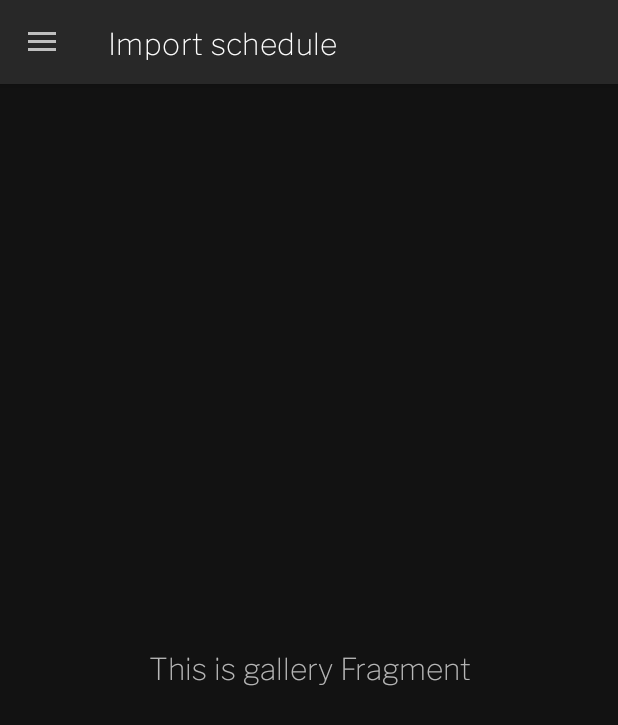
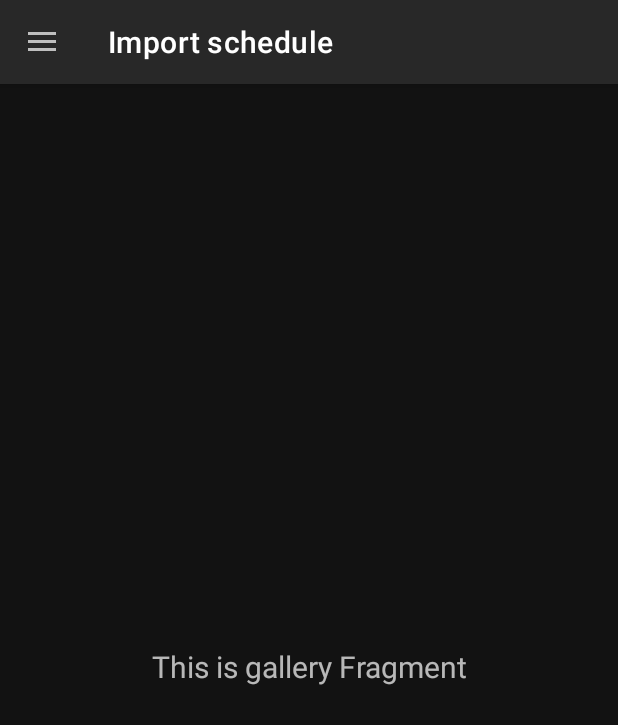
Before and after one commit to Daniloday/SmartSchedule, an Android app: the screen it shows after launch (MainActivity), in the side drawer, after a tap on "Import schedule", on a phone screen of 412 x 824 dp. Shown: the top 725 px of the screen. Run offline under Robolectric (Android 15) with nearby library versions, the phone set to English and light mode, and no system bars; our stand-ins replace Dagger/Hilt's generated code, Room's generated code, navigation-ui; libraries missing offline, so code that uses them is left out: tellh.com.recyclertreeview_lib; Roboto replaces fonts that are not available here; 7 statements that could not run were skipped.

Commit message:
design changes

```diff
--- a/app/src/main/java/com/missclick/smartschedule/ui/lessons/LessonsFragment.kt
+++ b/app/src/main/java/com/missclick/smartschedule/ui/lessons/LessonsFragment.kt
@@ -10,6 +10,7 @@ import android.view.ViewGroup
 import androidx.lifecycle.Observer
 import androidx.navigation.findNavController
 import androidx.recyclerview.widget.LinearLayoutManager
+import com.google.android.material.transition.MaterialSharedAxis
 import com.missclick.smartschedule.MainActivity
 import com.missclick.smartschedule.R
 import com.missclick.smartschedule.adapters.LessonAdapter
@@ -32,6 +33,11 @@ class LessonsFragment : Fragment() {
             day = it.getString("day")
             couple = it.getInt("couple")
         }
+        val backward = MaterialSharedAxis(MaterialSharedAxis.Z, false)
+        reenterTransition = backward
+
+        val forward = MaterialSharedAxis(MaterialSharedAxis.Z, true)
+        exitTransition = forward
     }
 
     override fun onCreateView(
--- a/app/src/main/res/drawable/tab_indicator_selected.xml
+++ b/app/src/main/res/drawable/tab_indicator_selected.xml
@@ -15,7 +15,7 @@
             android:shape="ring"
             android:thickness="8dp"
             android:useLevel="false">
-            <solid android:color="@color/colorAccent"/>
+            <solid android:color="#FF8A65"/>
         </shape>
     </item>
 </layer-list>
--- a/app/src/main/res/layout/app_bar_main.xml
+++ b/app/src/main/res/layout/app_bar_main.xml
@@ -21,19 +21,24 @@
                 android:layout_width="wrap_content"
                 android:layout_height="wrap_content"
                 android:layout_gravity="end"
-                android:layout_marginRight="50dp"
-                android:text="edit"
-                android:visibility="gone" />
+                app:iconPadding="0dp"
+                app:iconSize="32dp"
+                android:background="@android:color/transparent"
+                app:icon="@drawable/edit"
+                android:visibility="gone"
+                app:iconTint="#fff"/>
 
             <com.google.android.material.button.MaterialButton
                 android:id="@+id/toolbar_save"
                 android:layout_width="wrap_content"
                 android:layout_height="wrap_content"
-
-                android:text="save"
-                android:layout_gravity = "end"
-                android:layout_marginRight="50dp"
-                android:visibility="gone"/>
+                android:layout_gravity="end"
+                app:iconPadding="0dp"
+                android:background="@android:color/transparent"
+                app:iconSize="32dp"
+                app:iconTint="#fff"
+                app:icon="@drawable/save_outlined_diskette"
+                android:visibility="gone" />
 
 
         </com.google.android.material.appbar.MaterialToolbar>
--- a/app/src/main/res/layout/lessons_fragment.xml
+++ b/app/src/main/res/layout/lessons_fragment.xml
@@ -28,6 +28,6 @@
         android:layout_margin="16dp"
         android:src="@android:drawable/ic_input_add"
         android:text="@string/add_lessons"
-        app:backgroundTint="#2196F3" />
+        app:backgroundTint="#FF8A65" />
 
 </FrameLayout>
--- a/app/src/main/res/layout/nav_header_main.xml
+++ b/app/src/main/res/layout/nav_header_main.xml
@@ -18,6 +18,7 @@
         android:layout_height="wrap_content"
         android:adjustViewBounds="true"
         android:scaleType="fitCenter"
+        android:tint="#fff"
         android:layout_marginLeft="8dp"
         android:layout_gravity="center"
         android:contentDescription="@string/nav_header_desc"
@@ -30,6 +31,5 @@
         android:layout_gravity="center"
         android:layout_height="wrap_content"
         android:textSize="18dp"
-        android:textColor="@color/black"
         android:text="@string/app_name" />
 </LinearLayout>
--- a/app/src/main/res/layout/schedule_add_lesson_to_schedule_list_item.xml
+++ b/app/src/main/res/layout/schedule_add_lesson_to_schedule_list_item.xml
@@ -19,6 +19,7 @@
             android:layout_width="wrap_content"
             android:layout_height="wrap_content"
             android:text="@string/add_lesson"
+            android:textColor="#fff"
             android:background="@android:color/transparent"
             app:layout_constraintBottom_toBottomOf="parent"
             app:layout_constraintEnd_toEndOf="parent"
--- a/app/src/main/res/menu/activity_main_drawer.xml
+++ b/app/src/main/res/menu/activity_main_drawer.xml
@@ -6,25 +6,26 @@
     <group android:checkableBehavior="single">
         <item
             android:id="@+id/nav_main_screen"
-            android:icon="@drawable/ic_menu_camera"
+            android:icon="@android:drawable/ic_menu_my_calendar"
             android:title="@string/schedule" />
         <item
             android:id="@+id/nav_import"
-            android:icon="@drawable/ic_menu_gallery"
+            android:icon="@android:drawable/stat_sys_download"
             android:title="@string/menu_import" />
         <item
             android:id="@+id/nav_export"
-            android:icon="@drawable/ic_menu_slideshow"
+            android:icon="@android:drawable/stat_sys_upload_done"
             android:title="@string/menu_export" />
 
         <item
             android:id="@+id/nav_lessons"
-            android:icon="@drawable/ic_menu_slideshow"
+            android:icon="?attr/actionModePasteDrawable"
             android:title="@string/menu_lessons" />
 
         <item
             android:id="@+id/nav_settings"
-            android:icon="@drawable/ic_menu_slideshow"
+            android:icon="@drawable/settings"
+            android:iconTint="#fff"
             android:title="@string/menu_settings" />
 
 
--- a/app/src/main/res/navigation/mobile_navigation.xml
+++ b/app/src/main/res/navigation/mobile_navigation.xml
@@ -25,7 +25,7 @@
     <fragment
         android:id="@+id/nav_main_screen"
         android:name="com.missclick.smartschedule.ui.mainScreen.MainScreenFragment"
-        android:label="main_screen_fragment"
+        android:label="Schedule"
         tools:layout="@layout/main_screen_fragment"
         >
 
@@ -39,23 +39,23 @@
     <fragment
         android:id="@+id/nav_lessons"
         android:name="com.missclick.smartschedule.ui.lessons.LessonsFragment"
-        android:label="lessons_fragment"
+        android:label="Lessons"
         tools:layout="@layout/lessons_fragment" />
     <fragment
         android:id="@+id/editFragment"
         android:name="com.missclick.smartschedule.ui.lessons.edit.EditLessonFragment"
-        android:label="fragment_edit"
+        android:label="Editing"
         tools:layout="@layout/edit_lesson_fragment" />
     <fragment
         android:id="@+id/addLessonFragment"
         android:name="com.missclick.smartschedule.ui.lessons.addLesson.AddLessonFragment"
-        android:label="fragment_add_lesson"
+        android:label="Add Lesson"
         tools:layout="@layout/fragment_add_lesson" />
 
     <fragment
         android:id="@+id/lessonInfoFragment"
         android:name="com.missclick.smartschedule.ui.lessons.info.LessonInfoFragment"
-        android:label="fragment_lesson_info"
+        android:label="Lesson Info"
         tools:layout="@layout/lesson_info_fragment" />
 
 
--- a/app/src/main/res/values/styles.xml
+++ b/app/src/main/res/values/styles.xml
@@ -2,7 +2,7 @@
     <!-- Base application theme. -->
 
     <style name="AppTheme" parent="Theme.MaterialComponents">
-        <item name="colorPrimary">#bb86fc</item>
+        <item name="colorPrimary">#FF8A65</item>
         <item name="colorPrimaryVariant">#3700b3</item>
         <item name="colorSecondary">#03DAC6</item>
         <item name="android:colorBackground">@color/background</item>
@@ -10,8 +10,8 @@
         <item name="colorOnPrimary">#000000</item>
         <item name="colorOnBackground">#FFFFFF</item>
         <item name="colorOnSurface">#FFFFFF</item>
-        <item name="android:fontFamily">@font/libre_franklin_thin</item>
-        <item name="fontFamily">@font/libre_franklin_thin</item>
+        <item name="android:fontFamily">sans-serif</item>
+        <item name="fontFamily">sans-serif</item>
     </style>
 
 
```
Also changed, not shown: app/src/main/java/com/missclick/smartschedule/ui/lessons/addLesson/AddLessonFragment.kt (+8 -3 lines), app/src/main/res/drawable-v24/edit.png (added), app/src/main/res/drawable-v24/save_outlined_diskette.png (added), app/src/main/res/drawable-v24/settings.png (added).
